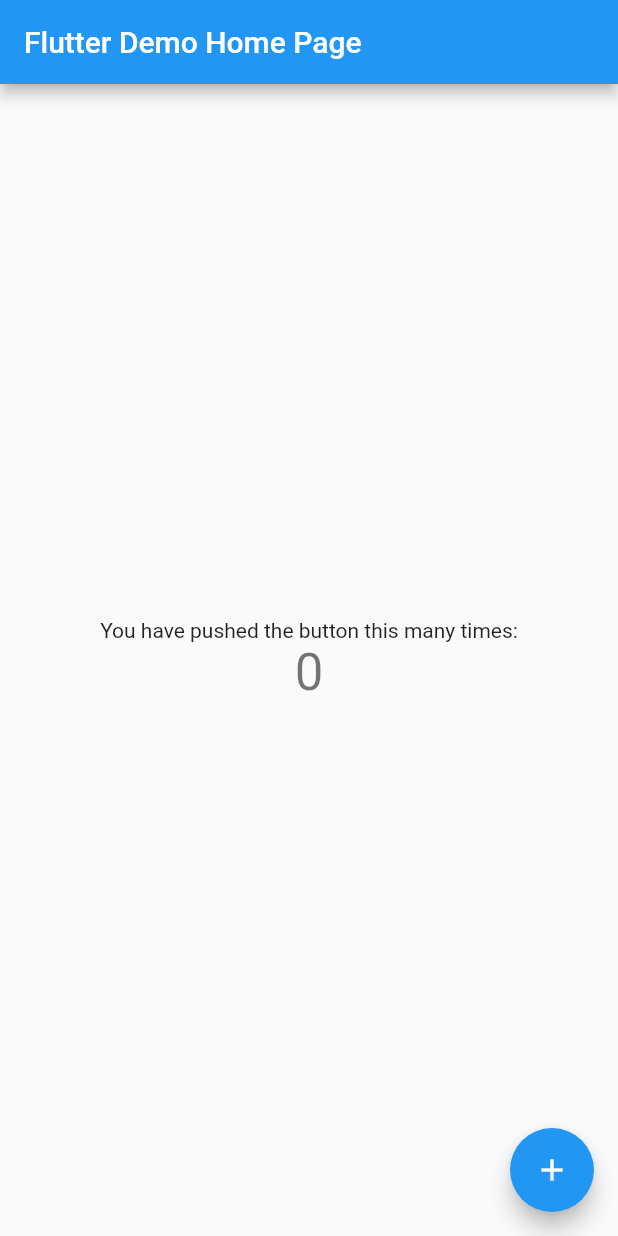
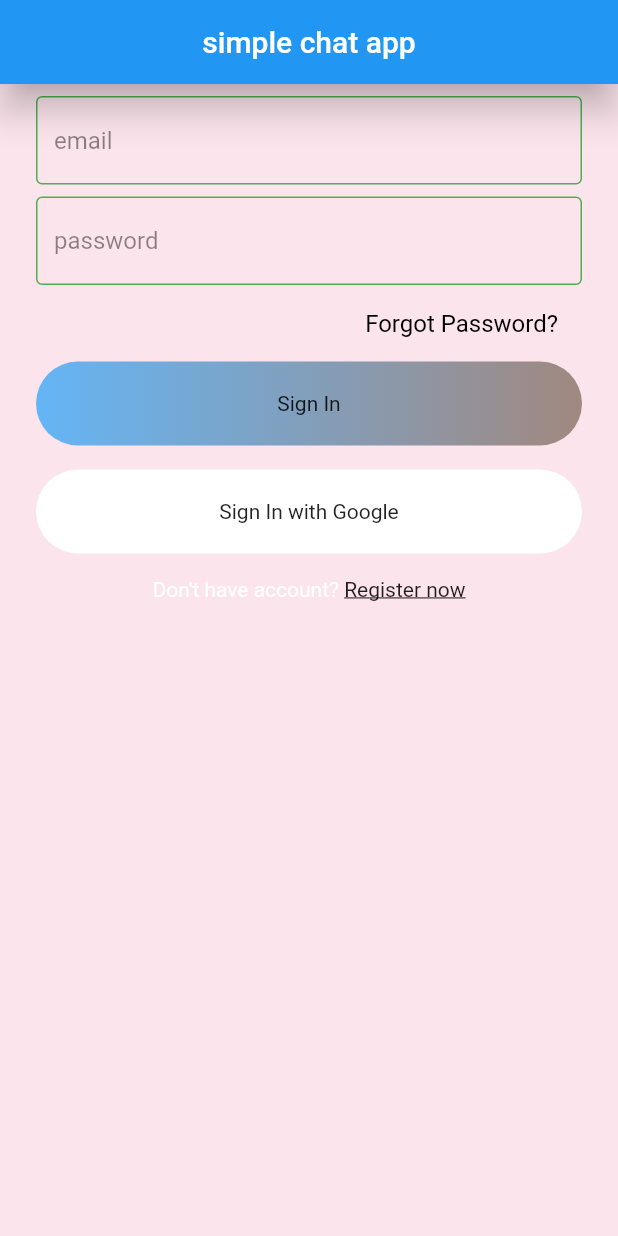
Before and after one commit to pasca-l/simple-chat-app, a Flutter app: the screen it shows after launch, on a phone screen of 412 x 824 dp. Run offline on Flutter 3.47's test engine with Material 2 defaults, Android fonts, the phone set to English and light mode, and no system bars.

Commit message:
added signin and signup page

```diff
--- a/app/lib/main.dart
+++ b/app/lib/main.dart
@@ -1,4 +1,6 @@
 import 'package:flutter/material.dart';
+import 'package:chatapp/views/signin.dart';
+import 'package:chatapp/views/signup.dart';
 
 void main() {
   runApp(const MyApp());
@@ -7,109 +9,16 @@ void main() {
 class MyApp extends StatelessWidget {
   const MyApp({Key? key}) : super(key: key);
 
-  // This widget is the root of your application.
   @override
   Widget build(BuildContext context) {
     return MaterialApp(
       title: 'Flutter Demo',
       theme: ThemeData(
-        // This is the theme of your application.
-        //
-        // Try running your application with "flutter run". You'll see the
-        // application has a blue toolbar. Then, without quitting the app, try
-        // changing the primarySwatch below to Colors.green and then invoke
-        // "hot reload" (press "r" in the console where you ran "flutter run",
-        // or simply save your changes to "hot reload" in a Flutter IDE).
-        // Notice that the counter didn't reset back to zero; the application
-        // is not restarted.
+        primaryColor: Colors.indigo[50],
         primarySwatch: Colors.blue,
+        scaffoldBackgroundColor: Color(0xFFFCE4EC),
       ),
-      home: const MyHomePage(title: 'Flutter Demo Home Page'),
+      home: SignIn(),
     );
   }
 }
-
-class MyHomePage extends StatefulWidget {
-  const MyHomePage({Key? key, required this.title}) : super(key: key);
-
-  // This widget is the home page of your application. It is stateful, meaning
-  // that it has a State object (defined below) that contains fields that affect
-  // how it looks.
-
-  // This class is the configuration for the state. It holds the values (in this
-  // case the title) provided by the parent (in this case the App widget) and
-  // used by the build method of the State. Fields in a Widget subclass are
-  // always marked "final".
-
-  final String title;
-
-  @override
-  State<MyHomePage> createState() => _MyHomePageState();
-}
-
-class _MyHomePageState extends State<MyHomePage> {
-  int _counter = 0;
-
-  void _incrementCounter() {
-    setState(() {
-      // This call to setState tells the Flutter framework that something has
-      // changed in this State, which causes it to rerun the build method below
-      // so that the display can reflect the updated values. If we changed
-      // _counter without calling setState(), then the build method would not be
-      // called again, and so nothing would appear to happen.
-      _counter = _counter + 2;
-    });
-  }
-
-  @override
-  Widget build(BuildContext context) {
-    // This method is rerun every time setState is called, for instance as done
-    // by the _incrementCounter method above.
-    //
-    // The Flutter framework has been optimized to make rerunning build methods
-    // fast, so that you can just rebuild anything that needs updating rather
-    // than having to individually change instances of widgets.
-    return Scaffold(
-      appBar: AppBar(
-        // Here we take the value from the MyHomePage object that was created by
-        // the App.build method, and use it to set our appbar title.
-        title: Text(widget.title),
-      ),
-      body: Center(
-        // Center is a layout widget. It takes a single child and positions it
-        // in the middle of the parent.
-        child: Column(
-          // Column is also a layout widget. It takes a list of children and
-          // arranges them vertically. By default, it sizes itself to fit its
-          // children horizontally, and tries to be as tall as its parent.
-          //
-          // Invoke "debug painting" (press "p" in the console, choose the
-          // "Toggle Debug Paint" action from the Flutter Inspector in Android
-          // Studio, or the "Toggle Debug Paint" command in Visual Studio Code)
-          // to see the wireframe for each widget.
-          //
-          // Column has various properties to control how it sizes itself and
-          // how it positions its children. Here we use mainAxisAlignment to
-          // center the children vertically; the main axis here is the vertical
-          // axis because Columns are vertical (the cross axis would be
-          // horizontal).
-          mainAxisAlignment: MainAxisAlignment.center,
-          children: <Widget>[
-            const Text(
-              'You have pushed the button this many times:',
-            ),
-            Text(
-              '$_counter',
-              style: Theme.of(context).textTheme.headline4,
-            ),
-          ],
-        ),
-      ),
-      floatingActionButton: FloatingActionButton(
-        onPressed: _incrementCounter,
-        tooltip: 'Increment',
-        child: const Icon(Icons.add),
-      ), // This trailing comma makes auto-formatting nicer for build methods.
-    );
-  }
-}
--- /dev/null
+++ b/app/lib/views/signin.dart
@@ -0,0 +1,99 @@
+import 'package:flutter/material.dart';
+import 'package:chatapp/widgets/widget.dart';
+
+class SignIn extends StatefulWidget {
+  @override
+  _SignInState createState() => _SignInState();
+}
+
+class _SignInState extends State<SignIn> {
+
+  TextEditingController emailTextController = new TextEditingController();
+  TextEditingController passwordTextController = new TextEditingController();
+
+  @override
+  Widget build(BuildContext context) {
+    return Scaffold(
+      appBar: appBarMain(context),
+      body: SingleChildScrollView(
+        child: Container(
+          alignment: Alignment.bottomCenter,
+          child: Container(
+            padding: EdgeInsets.symmetric(horizontal: 24),
+            child: Column(
+              mainAxisSize: MainAxisSize.min,
+              children: [
+                // email and password
+                SizedBox(height: 8),
+                TextField(
+                  controller: emailTextController,
+                  style: textInputFieldStyle(),
+                  decoration: textInputFieldDeco("email"),
+                ),
+                SizedBox(height: 8),
+                TextField(
+                  controller: passwordTextController,
+                  style: textInputFieldStyle(),
+                  decoration: textInputFieldDeco("password"),
+                ),
+                SizedBox(height: 8),
+
+                // forgot password
+                Container(
+                  alignment: Alignment.centerRight,
+                  child: Container(
+                    padding: EdgeInsets.symmetric(horizontal: 16, vertical: 8),
+                    child: Text("Forgot Password?",
+                                style: textInputFieldStyle()
+                    ),
+                  ),
+                ),
+
+                // signin buttons
+                SizedBox(height: 8),
+                Container(
+                  alignment: Alignment.center,
+                  width: MediaQuery.of(context).size.width, //わからん
+                  padding: EdgeInsets.symmetric(vertical: 20),
+                  decoration: BoxDecoration(
+                    gradient: LinearGradient(
+                      colors: [
+                        Color(0xFF64B5F6),
+                        Color(0xFFA1887F),
+                      ],
+                    ),
+                    borderRadius: BorderRadius.circular(30),
+                  ),
+                  child: Text("Sign In"),
+                ),
+                SizedBox(height: 16),
+                Container(
+                  alignment: Alignment.center,
+                  width: MediaQuery.of(context).size.width, //わからん
+                  padding: EdgeInsets.symmetric(vertical: 20),
+                  decoration: BoxDecoration(
+                    color: Colors.white,
+                    borderRadius: BorderRadius.circular(30),
+                  ),
+                  child: Text("Sign In with Google"),
+                ),
+
+
+                // Register
+                SizedBox(height: 16),
+                Row(
+                  mainAxisAlignment: MainAxisAlignment.center,
+                  children: [
+                    Text("Don't have account? ", style: TextStyle(color: Colors.white)),
+                    Text("Register now", style: TextStyle(decoration: TextDecoration.underline)),
+                  ],
+                ),
+                SizedBox(height: 50),
+              ],
+            ),
+          ),
+        ),
+      ),
+    );
+  }
+}
--- /dev/null
+++ b/app/lib/widgets/widget.dart
@@ -0,0 +1,31 @@
+import 'package:flutter/material.dart';
+
+AppBar appBarMain(BuildContext context) {
+  return AppBar(
+    title: Text("simple chat app"),
+    centerTitle: true,
+    elevation: 10,
+  );
+}
+
+InputDecoration textInputFieldDeco(String hintText){
+  return InputDecoration(
+    hintText: hintText,
+    hintStyle: TextStyle(
+      color: Colors.black45,
+    ),
+    focusedBorder: UnderlineInputBorder(
+      borderSide: BorderSide(color: Colors.lightBlue)
+    ),
+    enabledBorder: OutlineInputBorder(
+      borderSide: BorderSide(color: Colors.green),
+    ),
+  );
+}
+
+TextStyle textInputFieldStyle(){
+  return TextStyle(
+    color: Colors.black,
+    fontSize: 16,
+  );
+}
```
Also changed, not shown: app/lib/views/signup.dart (added, +98 -0 lines), app/lib/views/chat_room.dart (added), app/lib/views/forget_pass.dart (added), app/lib/views/talks.dart (added).
